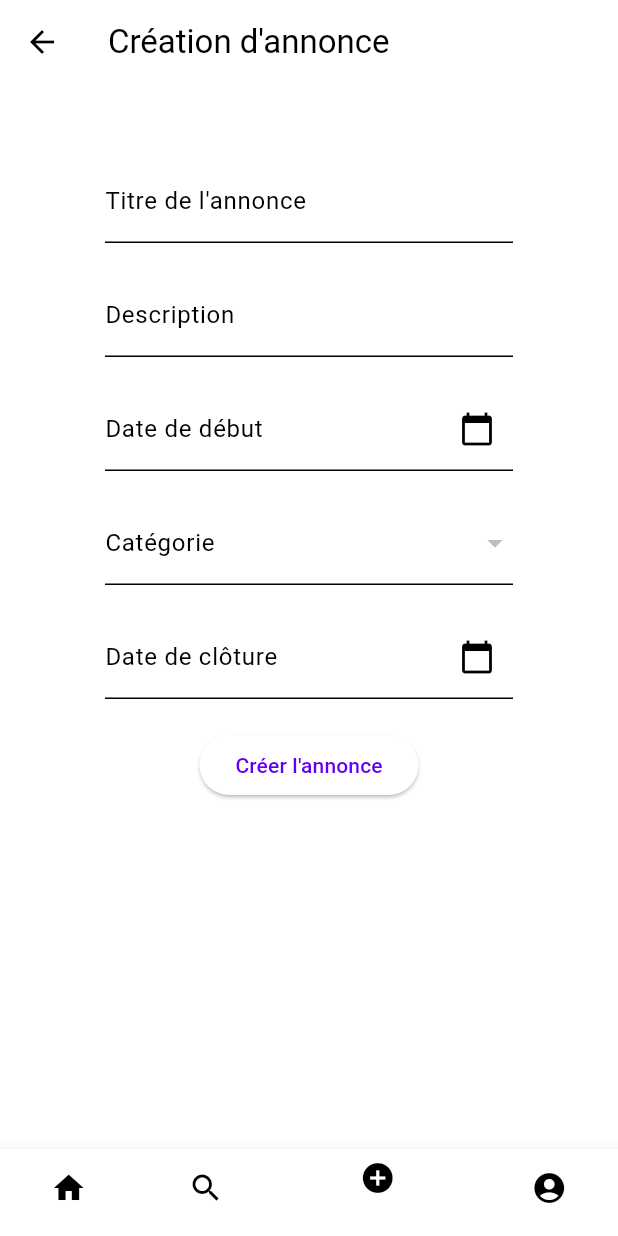
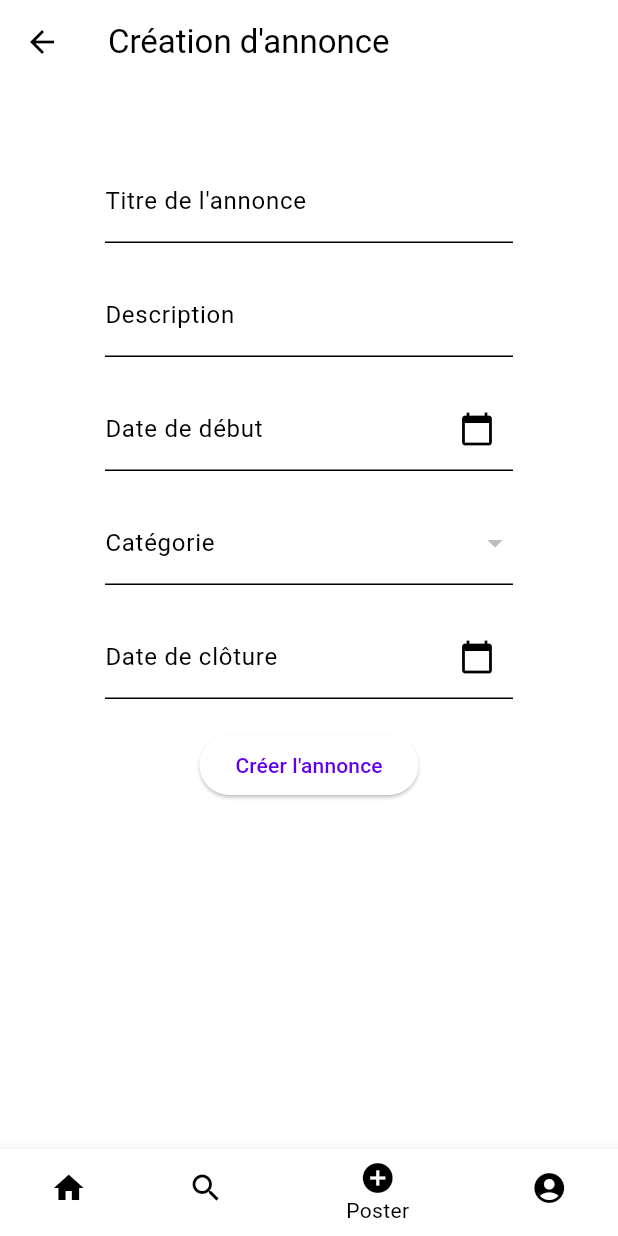
Before and after one commit to stevenMarmion/sae-dev-mobile, a Flutter app: the AnnonceCreationPage screen opened directly with empty values, on a phone screen of 412 x 824 dp. Run offline on Flutter 3.47's test engine with Material 3 defaults, Android fonts, the phone set to English and light mode, and no system bars; our stand-ins replace go_router, sqflite, sqflite_common_ffi_web, supabase_flutter; missing offline and left inert: postgrest; accounts and stored records are empty.

Commit message:
Correction couleur de texte BottomNavigationBar

```diff
--- a/app/flutter_app_preteur_annonceur/lib/components/bottomnavigationbar.dart
+++ b/app/flutter_app_preteur_annonceur/lib/components/bottomnavigationbar.dart
@@ -34,6 +34,7 @@ class _BottomNavigationBarWrapperState extends State<BottomNavigationBarWrapper>
         widget.onItemTapped(index);
       },
       selectedFontSize: 14,
+      fixedColor: Colors.black,
       items: const <BottomNavigationBarItem>[
         BottomNavigationBarItem(
           icon: Icon(Icons.home, color: Colors.black,),
```
